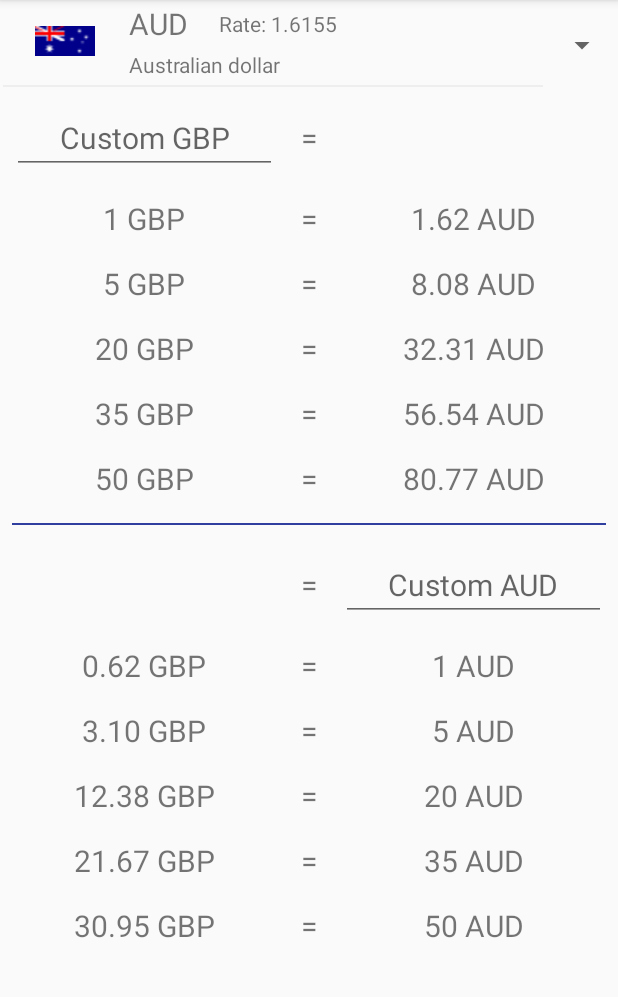
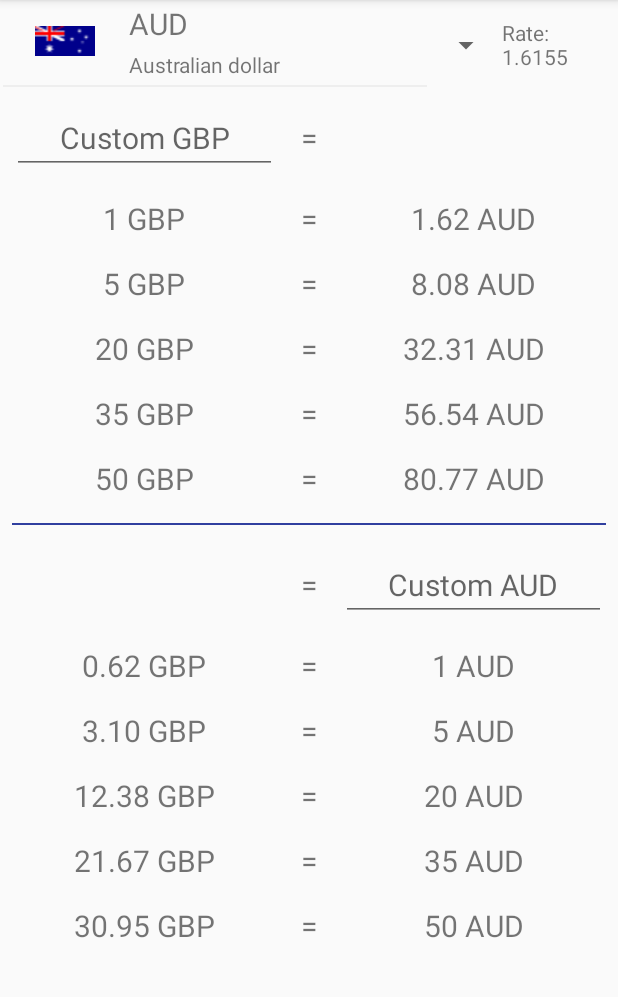
Before and after one commit to pcatlin/CurrencyConverter, an Android app: the screen it shows after launch (MainActivity), on a phone screen of 412 x 824 dp, the part 84-1081 px from its top. Run offline under Robolectric (Android 15) with nearby library versions, the phone set to English and light mode, and no system bars; our stand-ins replace AdMob; 2 statements that could not run were skipped.

Commit message:
Custom rates dialog: - default text and cursor position - handle empty

```diff
--- a/app/src/main/java/com/ecatlin/travelrates/CurrencyRates.java
+++ b/app/src/main/java/com/ecatlin/travelrates/CurrencyRates.java
@@ -51,6 +51,12 @@ class CurrencyRates {
     void setCustomRate(double rate){
         mCurrencies.remove(mCurrencies.size() - 1); // remove last item (previous custom rate)
         mCurrencies.add(new Currency("?",rate));
+    }
+
+    String getCustomRateString(){
+        Currency custom = mCurrencies.get(mCurrencies.size() - 1);
+        if(custom.getCurrencyCode().equals("?")) return custom.getStringRate();
+        else return "";
     }
 
     String getDateUpdated() {
--- a/app/src/main/res/layout/activity_main.xml
+++ b/app/src/main/res/layout/activity_main.xml
@@ -19,10 +19,17 @@
             <Spinner
                 android:id="@+id/convertTo"
                 android:layout_width="wrap_content"
-                android:layout_height="wrap_content">
+                android:layout_height="wrap_content"
+                android:layout_weight="100">
                 <!-- android:dropDownWidth="300dp" -->
             </Spinner>
-
+            <TextView
+                android:id="@+id/rateText"
+                android:layout_width="wrap_content"
+                android:layout_height="wrap_content"
+                android:layout_gravity="center_vertical"
+                android:layout_weight="1"
+                tools:text="Rate: 1.1111"/>
         </LinearLayout>
 
         <LinearLayout
--- a/app/src/main/res/layout/spinner_row.xml
+++ b/app/src/main/res/layout/spinner_row.xml
@@ -1,7 +1,7 @@
 <?xml version="1.0" encoding="utf-8"?>
 <LinearLayout xmlns:android="http://schemas.android.com/apk/res/android"
     xmlns:tools="http://schemas.android.com/tools"
-    android:layout_width="match_parent"
+    android:layout_width="wrap_content"
     android:layout_height="wrap_content"
     android:orientation="vertical">
 
@@ -39,13 +39,6 @@
                     android:textSize="20sp"
                     tools:text="EUR"></TextView>
 
-                <TextView
-                    android:id="@+id/rateText"
-                    android:layout_width="wrap_content"
-                    android:layout_height="wrap_content"
-                    android:layout_gravity="center_vertical"
-                    android:layout_marginLeft="5dp"
-                    tools:text="Rate: 4.4" />
             </LinearLayout>
 
             <TextView
```
Also changed, not shown: app/src/main/java/com/ecatlin/travelrates/MainActivity.java (+17 -7 lines).
